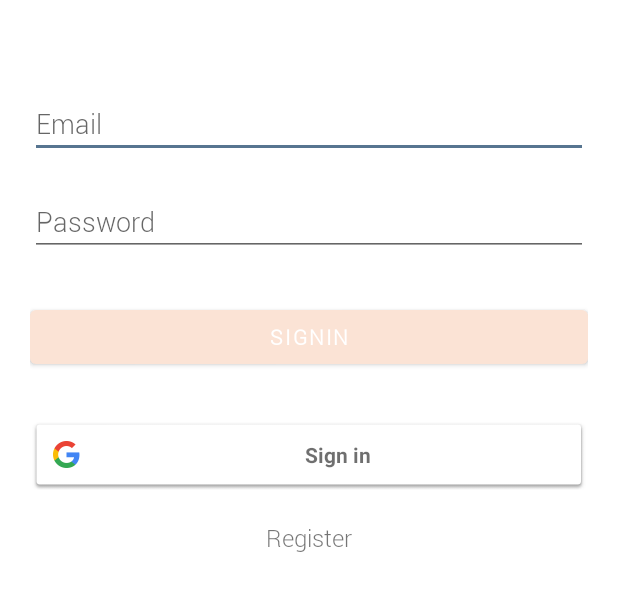
After one commit to Kliter/androidTest, an Android app: the layout activity_logintest.xml on its own in the app's theme, with its tools: preview values and no code run, on a phone screen of 412 x 824 dp. The commit adds this screen. Shown: the top 591 px of the screen. Run offline under Robolectric (Android 15) with nearby library versions, the phone set to English and light mode, and no system bars.

Commit message:
Implement FirebaseLoginTest.

```diff
--- a/app/build.gradle
+++ b/app/build.gradle
@@ -39,6 +39,9 @@ dependencies {
     implementation 'androidx.legacy:legacy-support-core-ui:1.0.0'
     implementation 'com.github.bumptech.glide:glide:4.9.0'
     implementation 'com.google.firebase:firebase-core:17.0.0'
+    implementation 'com.google.firebase:firebase-auth:18.0.0'
+    implementation 'com.google.android.gms:play-services-auth:17.0.0'
+    implementation 'com.google.android.gms:play-services-auth:17.0.0'
 }
 repositories {
     mavenCentral()
--- a/app/src/main/AndroidManifest.xml
+++ b/app/src/main/AndroidManifest.xml
@@ -32,6 +32,9 @@
         <activity android:name=".GlideTest.GlideTestActivity"></activity>
         <activity android:name=".SetSoftInputModeTest.SetSoftInputModeTestActivity"></activity>
         <activity android:name=".PermissionCheckTest.PermissionCheckTestActivity"></activity>
+        <activity android:name=".FirebaseTest.FirebaseTestActivity"></activity>
+        <activity android:name=".FirebaseTest.LoginTestActivity"></activity>
+
         <uses-library android:name="org.apache.http.legacy" android:required="false"/>
     </application>
 </manifest>
--- /dev/null
+++ b/app/src/main/res/layout/activity_logintest.xml
@@ -0,0 +1,84 @@
+<RelativeLayout xmlns:android="http://schemas.android.com/apk/res/android"
+	xmlns:tools="http://schemas.android.com/tools"
+	android:layout_width="match_parent"
+	android:layout_height="match_parent"
+	>
+
+	<ScrollView
+		android:id="@+id/login_form"
+		android:layout_width="match_parent"
+		android:layout_height="match_parent">
+
+		<LinearLayout
+			android:id="@+id/email_login_form"
+			android:layout_width="match_parent"
+			android:layout_height="wrap_content"
+			android:orientation="vertical"
+			android:layout_marginTop="20dp"
+			android:padding="20dp">
+
+
+			<EditText
+				android:id="@+id/email"
+				android:layout_width="match_parent"
+				android:layout_height="wrap_content"
+				android:layout_marginTop="20dp"
+				android:hint="@string/Email"
+				android:inputType="textEmailAddress"
+				android:maxLines="1"/>
+
+
+			<EditText
+				android:id="@+id/password"
+				android:layout_width="match_parent"
+				android:layout_height="wrap_content"
+				android:hint="@string/Password"
+				android:layout_marginTop="20dp"
+				android:inputType="textPassword"
+				android:maxLines="1" />
+
+			<Button
+				android:id="@+id/btnSignIn"
+				style="Widget.TestApp.Button"
+				android:layout_width="match_parent"
+				android:layout_height="wrap_content"
+				android:layout_marginTop="30dp"
+				android:text="@string/SignIn"
+				android:textStyle="bold"/>
+
+			<com.google.android.gms.common.SignInButton
+				android:id="@+id/btnGoogleSignIn"
+				android:layout_width="match_parent"
+				android:layout_height="wrap_content"
+				android:layout_marginTop="30dp"
+				android:textStyle="bold"/>
+
+			<RelativeLayout
+				android:layout_width="match_parent"
+				android:layout_height="wrap_content"
+				android:id="@+id/relLayout1">
+
+				<TextView android:id="@+id/link_register"
+					android:layout_width="wrap_content"
+					android:layout_height="wrap_content"
+					android:layout_marginTop="20dp"
+					android:text="@string/Register"
+					android:gravity="center"
+					android:textSize="16sp"
+					android:layout_centerHorizontal="true"/>
+
+			</RelativeLayout>
+
+		</LinearLayout>
+
+	</ScrollView>
+
+	<ProgressBar
+		android:layout_width="wrap_content"
+		android:layout_height="wrap_content"
+		android:id="@+id/progressBar"
+		android:layout_centerHorizontal="true"
+		android:layout_marginTop="200dp"
+		android:visibility="invisible"/>
+
+</RelativeLayout>
--- a/app/src/main/res/values/strings.xml
+++ b/app/src/main/res/values/strings.xml
@@ -46,5 +46,8 @@
 	<string name="SetSoftInputModeTest">SetSoftInputMode Test</string>
 	<string name="PermissionCheckTest">PermissionCheck Test</string>
 	<string name="GetStorage">GetStorage</string>
-
+	<string name="FirebaseTest">Firebase Test</string>
+	<string name="LoginTest">Login Test</string>
+	<string name="Email">Email</string>
+    <string name="Register">Register</string>
 </resources>
```
Also changed, not shown: app/src/main/java/com/test/TestApp/FirebaseTest/FirebaseTestActivity.kt (added, +19 -0 lines), app/src/main/java/com/test/TestApp/FirebaseTest/LoginTestActivity.kt (added, +91 -0 lines), app/src/main/java/com/test/TestApp/MainActivity.kt (+5 -0 lines), app/src/main/res/layout/activity_firebasetest.xml (added, +28 -0 lines), app/src/main/res/layout/activity_main.xml (+8 -0 lines).
